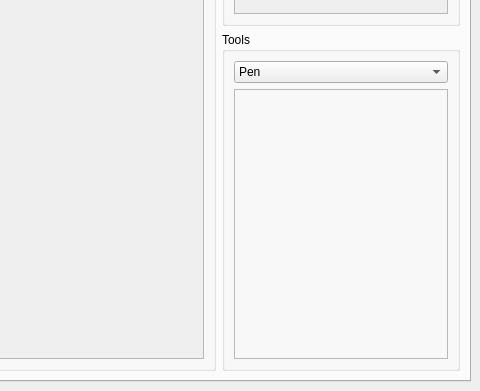
Old version of the form MainWindow.ui in the repository fborse/map-painter-95; both pictures show x 544 to 1024 and y 377 to 768 of the 1024 by 768 pixel window.
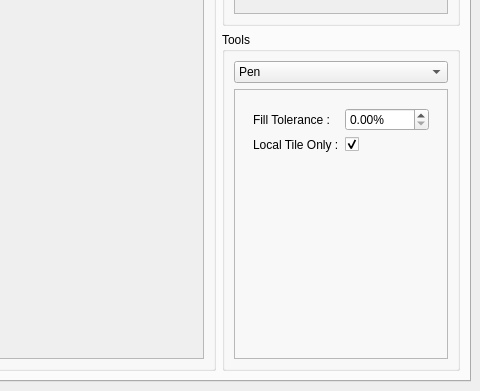
New version of the form. The open tabs and pages were chosen to show the change. Icons and pictures are not drawn. Custom widgets are drawn as their Qt base class.

Commit message: Implemented the fill functionality

```diff
--- a/MainWindow.ui
+++ b/MainWindow.ui
@@ -539,7 +539,41 @@
                     </item>
                    </layout>
                   </widget>
-                  <widget class="QWidget" name="fillPage"/>
+                  <widget class="QWidget" name="fillPage">
+                   <layout class="QFormLayout" name="formLayout_3">
+                    <item row="0" column="0">
+                     <widget class="QLabel" name="fillToleranceLabel">
+                      <property name="text">
+                       <string>Fill Tolerance :</string>
+                      </property>
+                     </widget>
+                    </item>
+                    <item row="0" column="1">
+                     <widget class="QDoubleSpinBox" name="fillToleranceDoubleSpinBox">
+                      <property name="suffix">
+                       <string>%</string>
+                      </property>
+                      <property name="maximum">
+                       <double>100.000000000000000</double>
+                      </property>
+                     </widget>
+                    </item>
+                    <item row="1" column="0">
+                     <widget class="QLabel" name="fillThisTileOnlyLabel">
+                      <property name="text">
+                       <string>Local Tile Only :</string>
+                      </property>
+                     </widget>
+                    </item>
+                    <item row="1" column="1">
+                     <widget class="QCheckBox" name="fillThisTileOnlyCheckBox">
+                      <property name="checked">
+                       <bool>true</bool>
+                      </property>
+                     </widget>
+                    </item>
+                   </layout>
+                  </widget>
                   <widget class="QWidget" name="selectionPage"/>
                  </widget>
                 </item>
```
Left out of the diff: 82 changed lines with no effect on the pictures. The commit also changes 2 other files.
